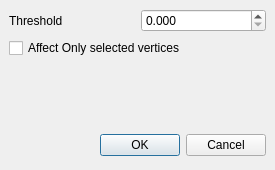
This is src/meshlabplugins/meshfilter/ui/refineDialog.ui in cnr-isti-vclab/meshlab as Qt 5 draws it before an edit. The edited form follows.
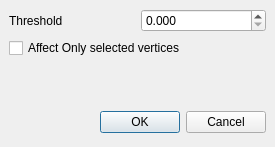
This is the edited form. Icons and pictures are not drawn.

Commit message: Added icon and title on dialog

```diff
--- a/src/meshlabplugins/meshfilter/ui/refineDialog.ui
+++ b/src/meshlabplugins/meshfilter/ui/refineDialog.ui
@@ -9,7 +9,7 @@
     <x>0</x>
     <y>0</y>
     <width>275</width>
-    <height>170</height>
+    <height>147</height>
    </rect>
   </property>
   <property name="windowTitle" >
```
Left out of the diff: 5 changed lines with no effect on the pictures. The commit also changes 3 other files.
